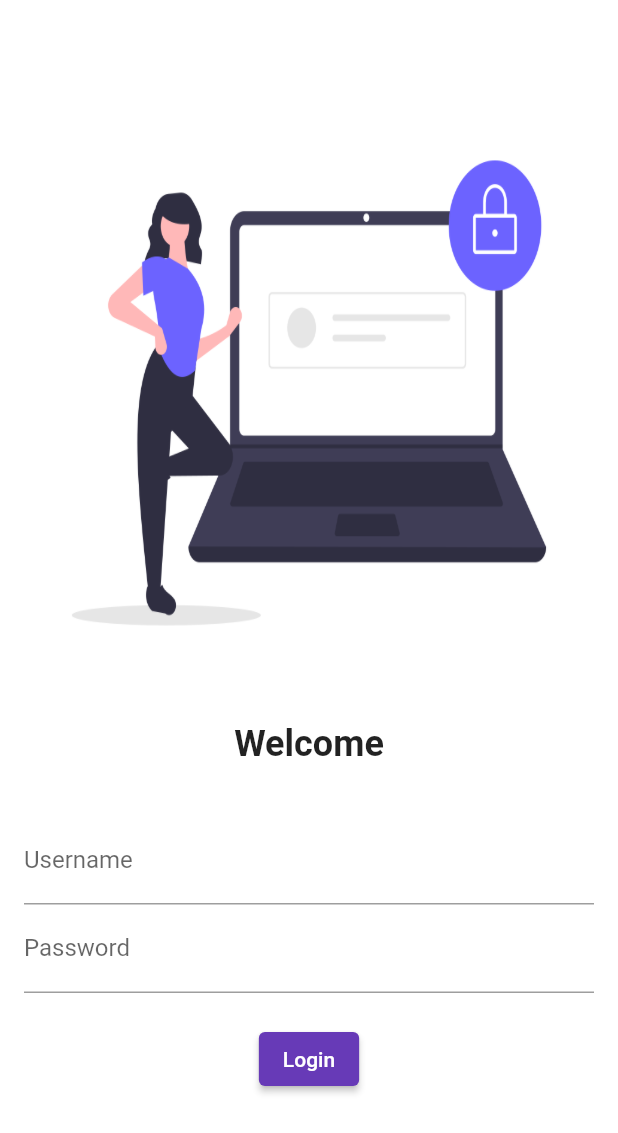
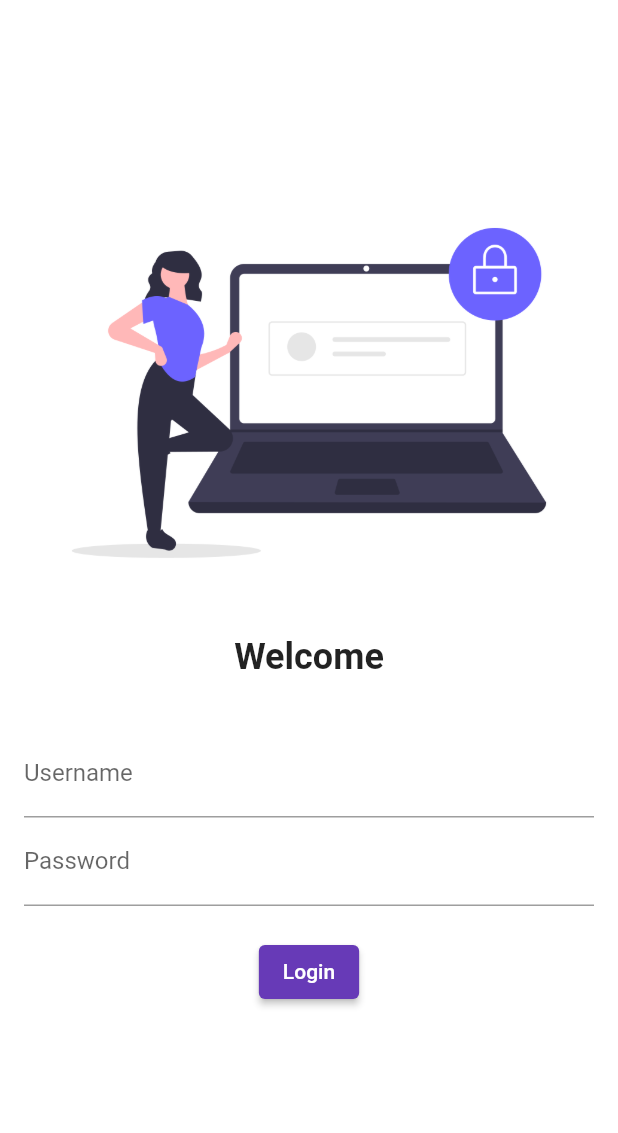
Before and after one commit to rahadians/cataloge_app, a Flutter app: the screen it shows after launch, after a tap on "Login", on a phone screen of 412 x 824 dp. Shown: the top 1133 px of the screen. Run offline on Flutter 3.47's test engine with Material 2 defaults, Android fonts, the phone set to English and light mode, and no system bars; our stand-ins replace google_fonts.

Commit message:
edit 1 days6

```diff
--- a/lib/main.dart
+++ b/lib/main.dart
@@ -1,4 +1,5 @@
 import 'package:catalogdelapan/pages/login_page.dart';
+import 'package:catalogdelapan/utils/routers.dart';
 import 'package:flutter/material.dart';
 import 'package:catalogdelapan/pages/home_page.dart';
 import 'package:google_fonts/google_fonts.dart';
@@ -25,8 +26,8 @@ class MyApp extends StatelessWidget {
       initialRoute: "/home",
       routes: {
         "/": (cotext) => new HomePage(),
-        "/home": (cotext) => LoginPage(),
-        "/Login": (cotext) => LoginPage(),
+        MyRoutes.homeRoute: (cotext) => LoginPage(),
+        MyRoutes.loginRoute: (cotext) => LoginPage(),
       },
     );
   }
--- a/lib/pages/login_page.dart
+++ b/lib/pages/login_page.dart
@@ -1,5 +1,6 @@
-import 'dart:html';
+// import 'dart:html';
 
+import 'package:catalogdelapan/utils/routers.dart';
 import 'package:flutter/material.dart';
 
 class LoginPage extends StatelessWidget {
@@ -19,7 +20,6 @@ class LoginPage extends StatelessWidget {
                 'assets/images/mobile_login_2.png',
               ),
               fit: BoxFit.fill,
-              height: 400,
             ),
             SizedBox(height: 20),
             Text(
@@ -47,7 +47,7 @@ class LoginPage extends StatelessWidget {
                   ),
                   ElevatedButton(
                       onPressed: () {
-                        print("Hi Rahadian");
+                        Navigator.pushNamed(context, MyRoutes.homeRoute);
                       },
                       child: Text("Login"),
                       style: TextButton.styleFrom())
--- /dev/null
+++ b/lib/utils/routers.dart
@@ -0,0 +1,4 @@
+class MyRoutes{
+  static String loginRoute="/";
+  static String homeRoute="/home";
+}
```
